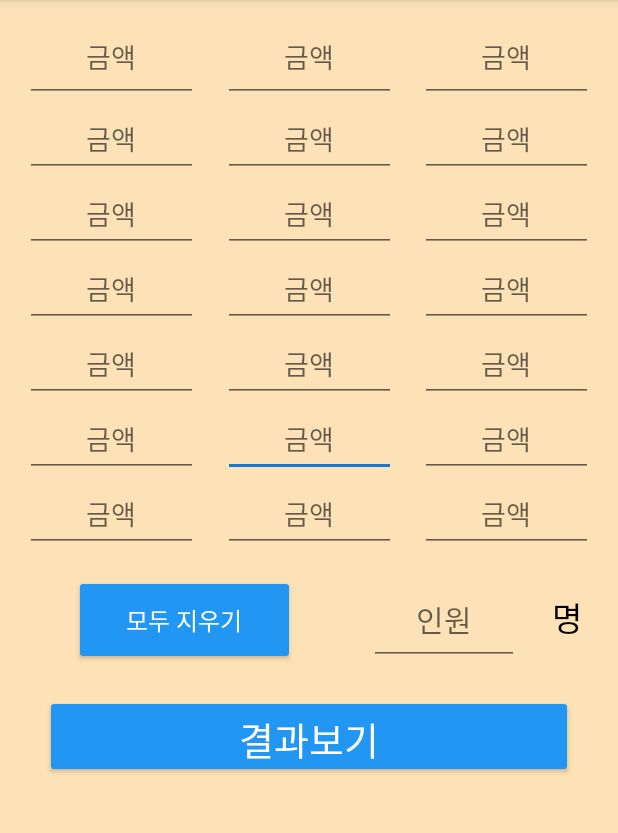
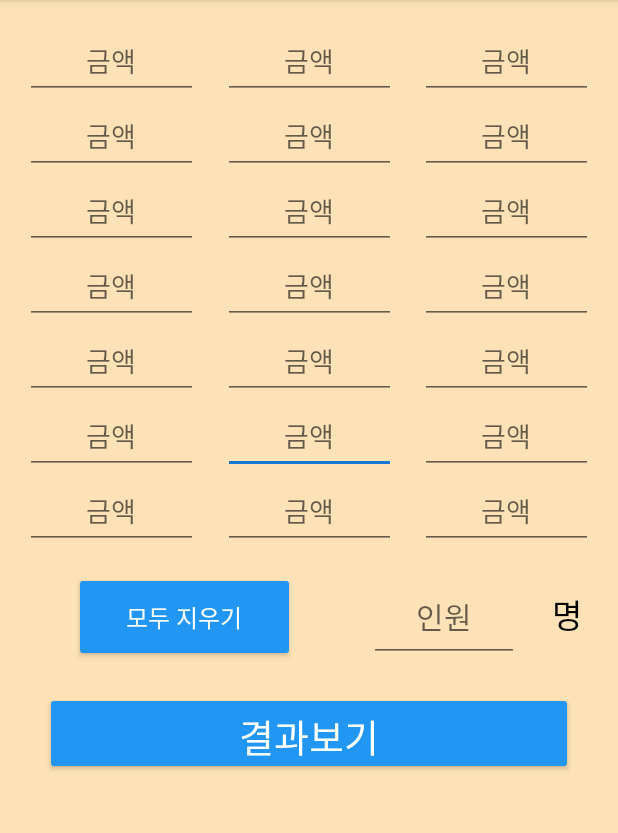
Before and after one commit to honwon/TravelDutchpay, an Android app: the screen it shows after launch (MainActivity), on a phone screen of 412 x 824 dp, the part 84-917 px from its top. Run offline under Robolectric (Android 15) with nearby library versions, the light colour scheme and no system bars.

Commit message:
Changed Design

```diff
--- a/app/src/main/res/layout/activity_main.xml
+++ b/app/src/main/res/layout/activity_main.xml
@@ -314,8 +314,8 @@
     <EditText
         android:id="@+id/t1"
         android:layout_width="115dp"
-        android:layout_height="60dp"
-        android:layout_marginTop="8dp"
+        android:layout_height="50dp"
+        android:layout_marginTop="16dp"
         android:ems="10"
         android:hint="금액"
         android:imeOptions="actionDone"
@@ -332,8 +332,8 @@
     <EditText
         android:id="@+id/t2"
         android:layout_width="115dp"
-        android:layout_height="60dp"
-        android:layout_marginTop="8dp"
+        android:layout_height="50dp"
+        android:layout_marginTop="16dp"
         android:ems="10"
         android:hint="금액"
         android:imeOptions="actionDone"
@@ -350,8 +350,8 @@
     <EditText
         android:id="@+id/t3"
         android:layout_width="115dp"
-        android:layout_height="60dp"
-        android:layout_marginTop="8dp"
+        android:layout_height="50dp"
+        android:layout_marginTop="16dp"
         android:ems="10"
         android:hint="금액"
         android:imeOptions="actionDone"
```
Also changed, not shown: app/build.gradle (+4 -3 lines).
